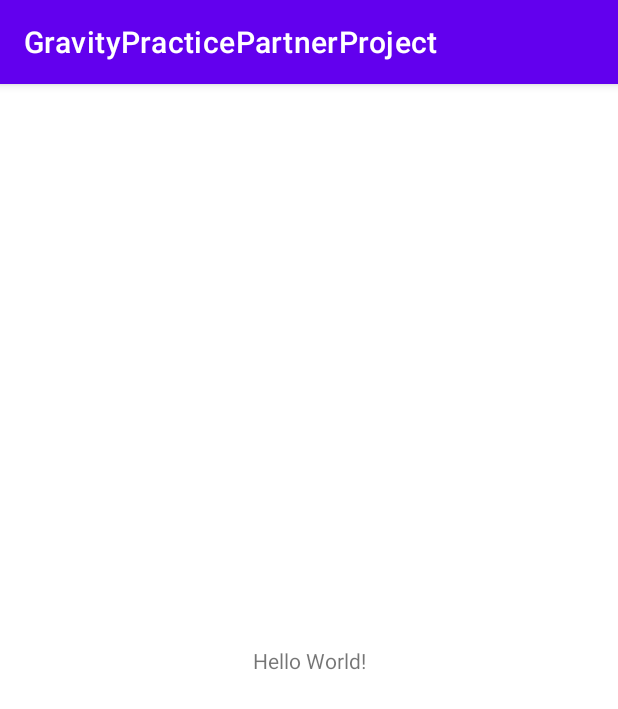
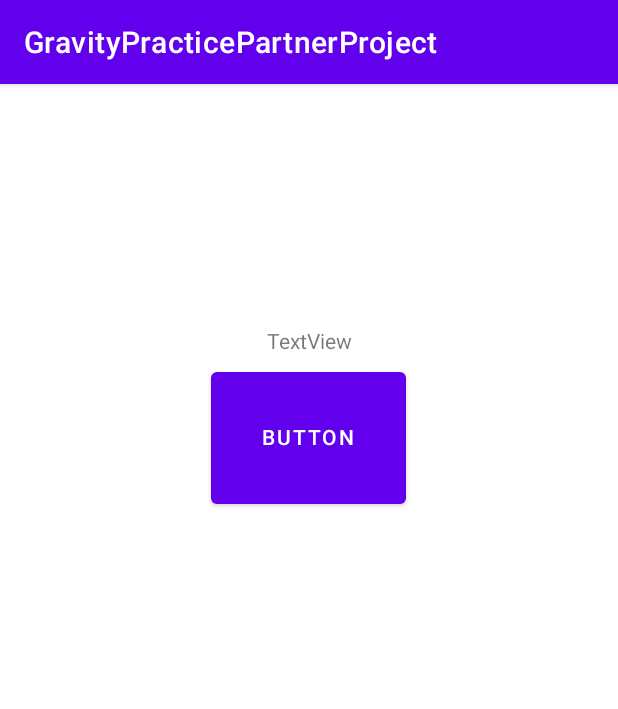
Before and after one commit to markariagno22/GravityPractice, an Android app: the screen it shows after launch (MainActivity), on a phone screen of 412 x 824 dp. Shown: the top 709 px of the screen. Run offline under Robolectric (Android 15) with nearby library versions, the phone set to English and light mode, and no system bars.

Commit message:
added layout, added elements, changed gravity and layout gravity

```diff
--- a/app/src/main/res/layout/activity_main.xml
+++ b/app/src/main/res/layout/activity_main.xml
@@ -6,13 +6,33 @@
     android:layout_height="match_parent"
     tools:context=".MainActivity">
 
-    <TextView
-        android:layout_width="wrap_content"
-        android:layout_height="wrap_content"
-        android:text="Hello World!"
-        app:layout_constraintBottom_toBottomOf="parent"
-        app:layout_constraintEnd_toEndOf="parent"
+
+    <LinearLayout
+        android:layout_width="match_parent"
+        android:layout_height="360dp"
+        android:layout_marginTop="136dp"
+        android:clipToPadding="false"
+        android:orientation="vertical"
+        android:padding="20dp"
         app:layout_constraintStart_toStartOf="parent"
-        app:layout_constraintTop_toTopOf="parent" />
+        app:layout_constraintTop_toTopOf="parent">
+
+        <TextView
+            android:id="@+id/textView"
+            android:layout_width="120dp"
+            android:layout_height="30dp"
+            android:layout_gravity="center_horizontal|top"
+            android:gravity="center"
+            android:text="TextView" />
+
+        <Button
+            android:id="@+id/button5"
+            android:layout_width="130dp"
+            android:layout_height="100dp"
+            android:layout_gravity="center_horizontal|center_vertical"
+            android:includeFontPadding="false"
+            android:text="Button" />
+
+    </LinearLayout>
 
 </androidx.constraintlayout.widget.ConstraintLayout>
```
